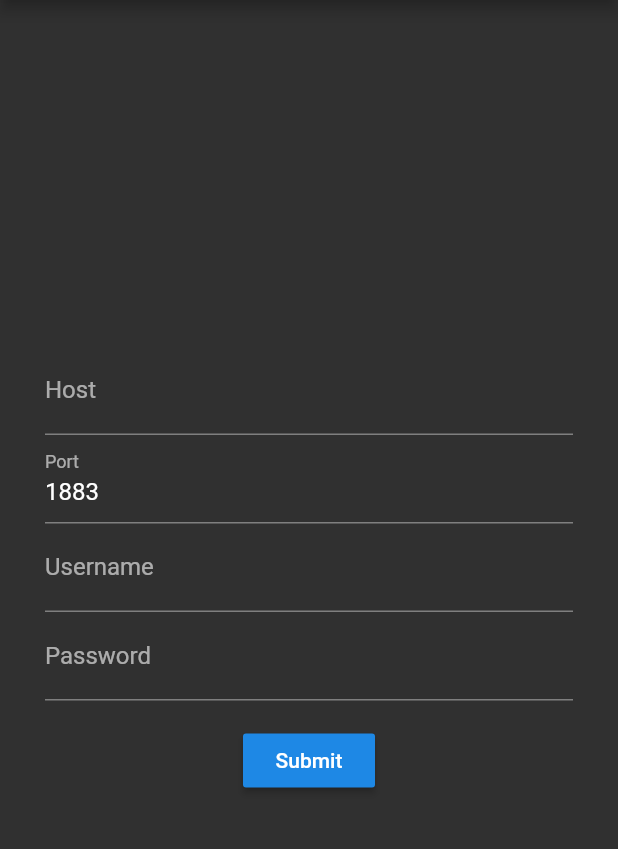
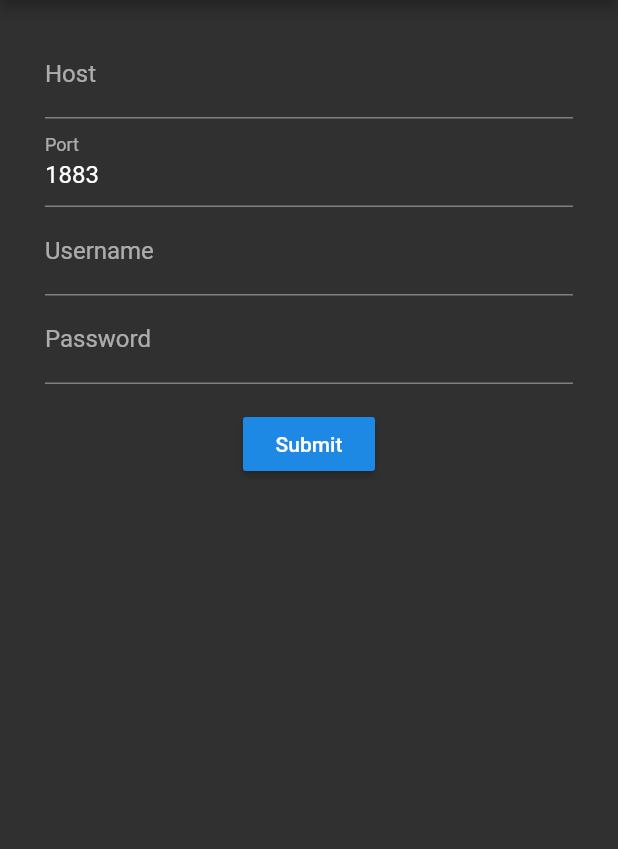
Before and after one commit to pedromneto97/flutter_mqtt, a Flutter app: the screen it shows after launch, in the side drawer, after a tap on "MQTT", on a phone screen of 412 x 824 dp, the part 84-933 px from its top. Run offline on Flutter 3.47's test engine with Material 2 defaults, Android fonts, the phone set to English and light mode, and no system bars; our stand-ins replace bloc, equatable, flutter_bloc; missing offline and left inert: mqtt_client.

Commit message:
Update: Operação do MQTT

```diff
--- a/lib/modules/mqtt/mqtt_screen.dart
+++ b/lib/modules/mqtt/mqtt_screen.dart
@@ -1,5 +1,6 @@
 import 'package:flutter/material.dart';
 import 'package:flutter_bloc/flutter_bloc.dart';
+import 'package:flutter_mqtt/modules/mqqt_operations/mqtt_connected.dart';
 import 'package:flutter_mqtt/modules/scaffold/scaffold.dart';
 
 import 'bloc.dart';
@@ -16,8 +17,7 @@ class _MQTTState extends State<MQTT> {
   @override
   Widget build(BuildContext context) {
     return MyScaffold(
-      Center(
-        child: SingleChildScrollView(
+      SingleChildScrollView(
         child: Container(
           margin: EdgeInsets.fromLTRB(10.0, 20.0, 10.0, 10.0),
           child: Padding(
@@ -41,8 +41,10 @@ class _MQTTState extends State<MQTT> {
                     ],
                   );
                 }
+                if (state is ConnectedMqttState) {
+                  return MqttConnectedScreen();
+                }
               },
-              ),
             ),
           ),
         ),
```
Lines whose indentation alone changed are shown as unchanged.
